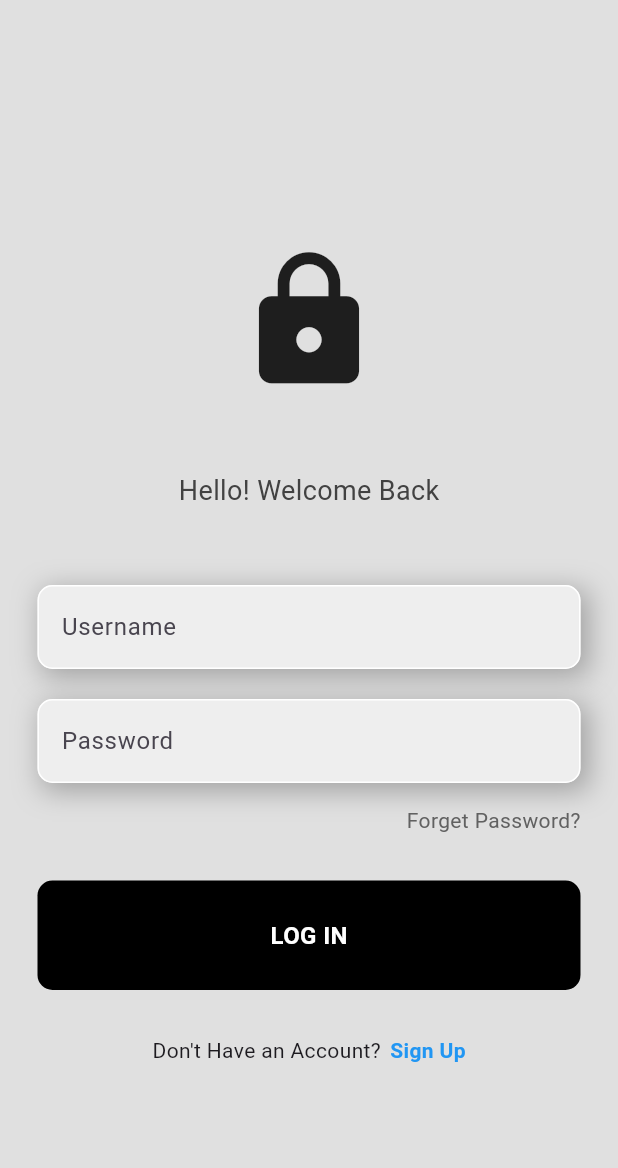
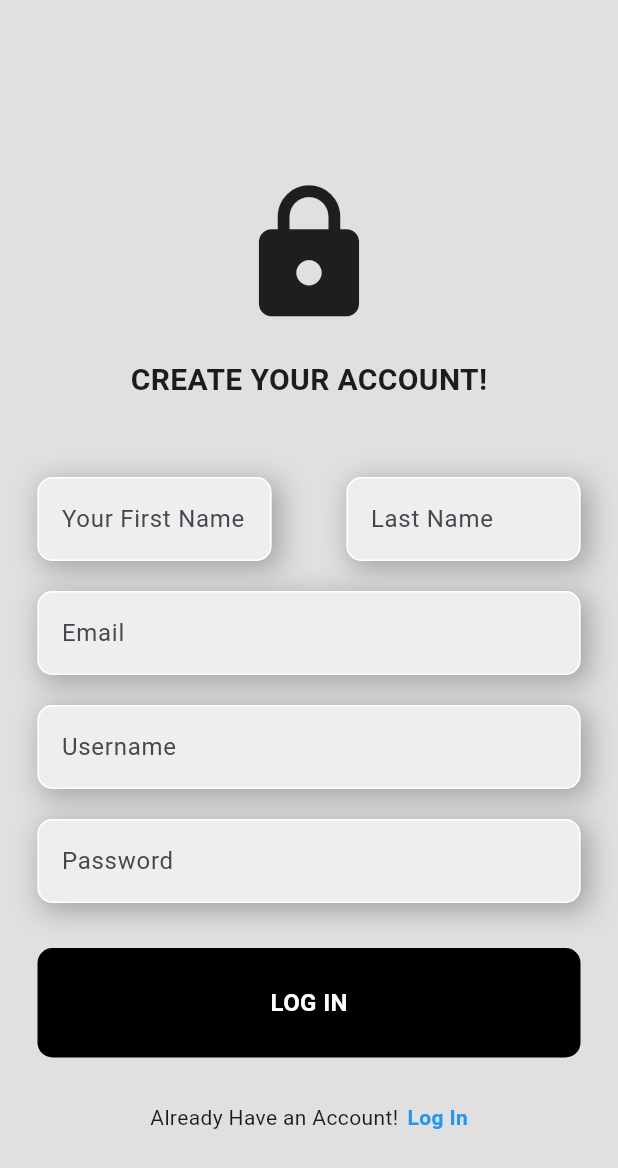
Before and after one commit to LorinsSabyir/android_flutter1, a Flutter app: the screen it shows after launch, on a phone screen of 412 x 824 dp. Shown: the top 1168 px of the screen. Run offline on Flutter 3.47's test engine with Material 3 defaults, Android fonts, the light colour scheme and no system bars; generated files the repository leaves out were written again.

Commit message:
naa nay regiuster

```diff
--- a/lib/loginpages/login.dart
+++ b/lib/loginpages/login.dart
@@ -36,7 +36,7 @@ import 'package:android_flutter/components/textfield.dart';
 
         //welcomeback
         Text(
-          'Hello! Welcome Back',
+          'HELLO! Welcome Back',
           style: TextStyle(
             color: Colors.grey[800],
             fontSize: 18,
@@ -75,7 +75,7 @@ import 'package:android_flutter/components/textfield.dart';
         ),
         SizedBox(height: 30),
 
-        //sign in button
+        //Log  in button
         Button(onTap: loginUser,),
         SizedBox(height: 30),
 
--- a/lib/main.dart
+++ b/lib/main.dart
@@ -1,5 +1,6 @@
 import 'package:flutter/material.dart';
-import 'loginpages/login.dart';
+//import 'loginpages/login.dart';
+import 'signup/signup.dart';
 
 
 void main() {
@@ -13,7 +14,7 @@ class MyApp extends StatelessWidget {
   Widget build(BuildContext context) {
     return  MaterialApp(
      debugShowCheckedModeBanner: false,
-     home: Login(),
+     home: Signup(),
     );
   }
 }
--- a/lib/signup/signup.dart
+++ b/lib/signup/signup.dart
@@ -0,0 +1,120 @@
+import 'package:android_flutter/components/button.dart';
+import 'package:flutter/material.dart';
+import 'package:android_flutter/components/textfield.dart';
+
+
+
+  class Signup extends StatelessWidget{
+     Signup({super.key});
+
+    //text editing controller
+     final name = TextEditingController();
+     final last = TextEditingController();
+    final userController = TextEditingController();
+    final passController = TextEditingController();
+
+    //Login User Button method
+    void loginUser(){
+
+    }
+
+
+    @override
+    Widget build(BuildContext context){
+      return Scaffold(
+        backgroundColor: Colors.grey[300],
+        body: SafeArea(
+          child: Center(
+          child: Column(
+            mainAxisAlignment: MainAxisAlignment.center,
+            children: [
+                SizedBox(height: 50),
+
+              //logo
+        Icon(
+          Icons.lock,
+          size: 100,
+          ),
+          SizedBox(height: 20),
+
+        //welcomeback
+        Text(
+          'CREATE YOUR ACCOUNT!',
+          style: TextStyle(
+            fontSize: 20,
+            fontWeight: FontWeight.bold,
+          ),
+          ),
+        SizedBox(height: 50),
+
+      // Full name
+
+        Row(
+      children: [
+        Expanded(
+          child: MyTextField(
+            controller: name, // Use a separate controller
+            hintText: 'Your First Name',
+            obscureText: false,
+          ),
+        ),
+
+        Expanded(
+          child: MyTextField(
+            controller: last, // Use a different controller
+            hintText: 'Last Name',
+            obscureText: false,
+          ),
+        ),
+      ],
+    ),
+     SizedBox(height: 20),
+
+    //@Email
+    MyTextField(
+          controller: userController,
+          hintText: 'Email',
+          obscureText: false,
+        ),
+      SizedBox(height: 20),
+      //username textfield
+        MyTextField(
+          controller: userController,
+          hintText: 'Username',
+          obscureText: false,
+        ),
+        SizedBox(height: 20),
+
+        //password textfield
+        MyTextField(
+          controller: passController,
+          hintText:'Password',
+          obscureText: true,
+          ),
+         SizedBox(height: 30),
+
+
+
+        //Log  in button
+        Button(onTap: loginUser,),
+        SizedBox(height: 30),
+
+        // register
+        Row(
+          mainAxisAlignment: MainAxisAlignment.center,
+          children: [
+            Text("Already Have an Account!"),
+            const SizedBox(width: 6),
+            Text(
+              "Log In",
+              style: TextStyle(color: Colors.blue, fontWeight: FontWeight.bold)
+              )
+          ],
+        )
+
+          ],)
+        )
+        )
+      );
+    }
+  }
```
